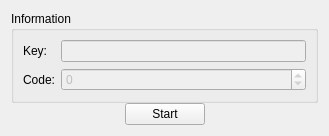
The window that src/ui/keyboardkeypage.ui (hippich/recorditnow) describes before a commit, drawn with Qt 5.
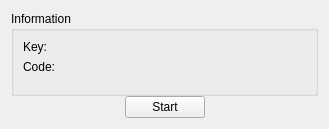
The same window after the commit. Custom widgets are drawn as their Qt base class.

Commit message: this page needs some love...

Diff of the .ui file:
```diff
--- a/src/ui/keyboardkeypage.ui
+++ b/src/ui/keyboardkeypage.ui
@@ -36,13 +36,6 @@
         </property>
        </widget>
       </item>
-      <item row="0" column="1">
-       <widget class="KLineEdit" name="keyEdit">
-        <property name="enabled">
-         <bool>false</bool>
-        </property>
-       </widget>
-      </item>
       <item row="1" column="0">
        <widget class="QLabel" name="label_2">
         <property name="text">
@@ -50,11 +43,17 @@
         </property>
        </widget>
       </item>
-      <item row="1" column="1">
+      <item row="2" column="0">
        <widget class="QSpinBox" name="keyCode">
         <property name="enabled">
          <bool>false</bool>
         </property>
+        <property name="maximumSize">
+         <size>
+          <width>0</width>
+          <height>0</height>
+         </size>
+        </property>
         <property name="minimum">
          <number>-1</number>
         </property>
@@ -63,6 +62,20 @@
         </property>
        </widget>
       </item>
+      <item row="1" column="1">
+       <widget class="QLabel" name="keyCodeLabel">
+        <property name="text">
+         <string/>
+        </property>
+       </widget>
+      </item>
+      <item row="0" column="1">
+       <widget class="QLabel" name="keyLabel">
+        <property name="text">
+         <string/>
+        </property>
+       </widget>
+      </item>
      </layout>
     </widget>
    </item>
@@ -108,13 +121,6 @@
    </item>
   </layout>
  </widget>
- <customwidgets>
-  <customwidget>
-   <class>KLineEdit</class>
-   <extends>QLineEdit</extends>
-   <header>klineedit.h</header>
-  </customwidget>
- </customwidgets>
  <resources/>
  <connections/>
 </ui>
```
The commit also changes 1 other file.
